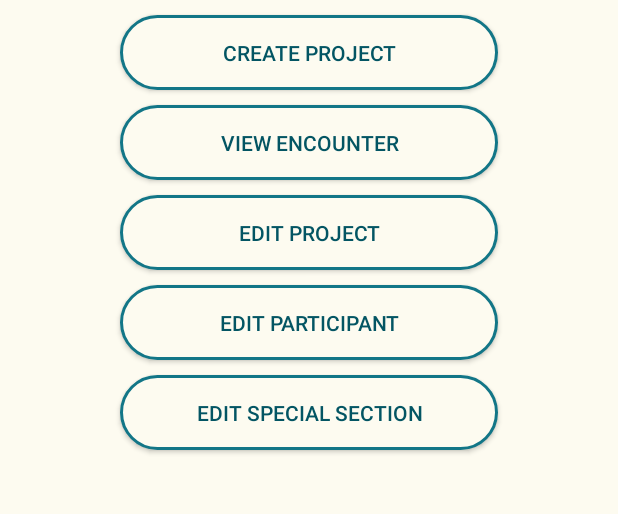
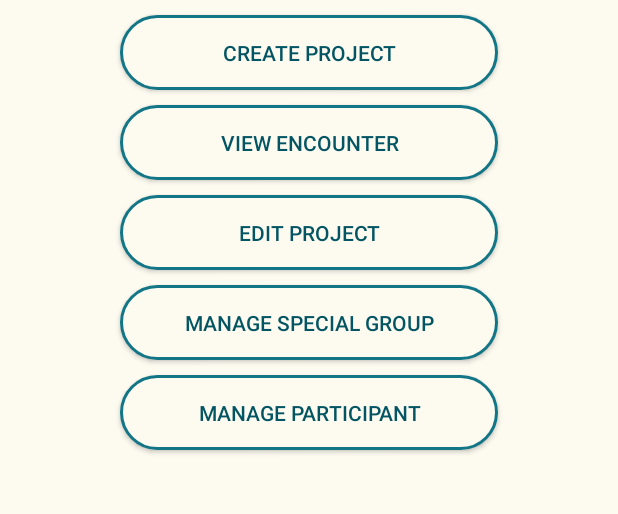
Before and after one commit to selseo/ParticipantGroupManagement, an Android app: the screen it shows after launch (MainActivity), on a phone screen of 412 x 824 dp, the part 338-852 px from its top. Run offline under Robolectric (Android 15) with nearby library versions, the phone set to English and light mode, and no system bars; libraries missing offline, so code that uses them is left out: io.realm; 1 statement that could not run was skipped.

Commit message:
Change position of button

```diff
--- a/app/src/main/res/layout/activity_main.xml
+++ b/app/src/main/res/layout/activity_main.xml
@@ -48,6 +48,17 @@
         android:textColor="@color/colorDarkBlueSea"
         android:text="Edit Project" />
     <Button
+        android:id="@+id/buttonGotoEditSpecialSection"
+        android:layout_width="match_parent"
+        android:layout_height="wrap_content"
+        android:layout_marginTop="10dp"
+        android:layout_marginStart="80dp"
+        android:layout_marginEnd="80dp"
+        android:padding="15dp"
+        android:background="@drawable/button_menu"
+        android:textColor="@color/colorDarkBlueSea"
+        android:text="Manage Special Group" />
+    <Button
         android:id="@+id/buttonGotoEditParticipant"
         android:layout_width="match_parent"
         android:layout_height="wrap_content"
@@ -57,17 +68,7 @@
         android:padding="15dp"
         android:background="@drawable/button_menu"
         android:textColor="@color/colorDarkBlueSea"
-        android:text="Edit Participant" />
-    <Button
-        android:id="@+id/buttonGotoEditSpecialSection"
-        android:layout_width="match_parent"
-        android:layout_height="wrap_content"
-        android:layout_marginTop="10dp"
-        android:layout_marginStart="80dp"
-        android:layout_marginEnd="80dp"
-        android:padding="15dp"
-        android:background="@drawable/button_menu"
-        android:textColor="@color/colorDarkBlueSea"
-        android:text="Edit Special Section" />
+        android:text="Manage Participant" />
+
 
 </LinearLayout>
--- a/app/src/main/res/layout/activity_manage_special_group.xml
+++ b/app/src/main/res/layout/activity_manage_special_group.xml
@@ -21,7 +21,7 @@
             android:gravity="center"
             android:textSize="16sp"
             android:textColor="@color/colorDarkBrown"
-            android:text="Section Name : "/>
+            android:text="Special Group Name : "/>
         <EditText
             android:id="@+id/editTextSpecialGroupName"
             android:layout_width="0dp"
```
